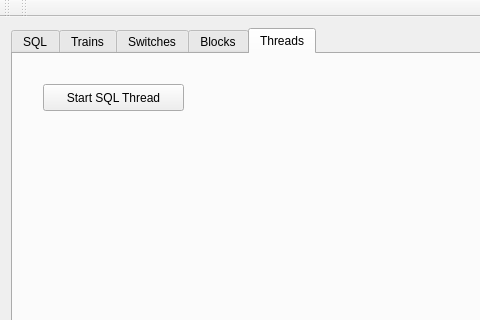
Above: train_rec_sql/mainwindow.ui from ctag/cpe453 before the change; both pictures show x 0 to 480 and y 0 to 320 of the 718 by 481 pixel window. Below: the same form after it.
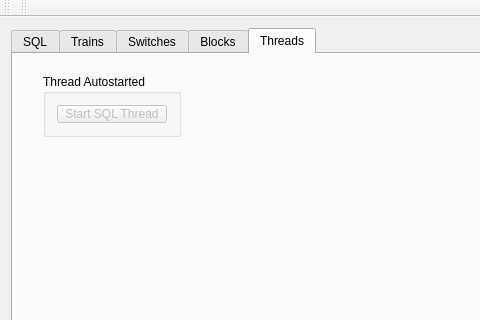
That is the form after the change. The open tabs and pages were chosen to show the change.

Commit message: fixed thread init

```diff
--- a/train_rec_sql/mainwindow.ui
+++ b/train_rec_sql/mainwindow.ui
@@ -562,18 +562,30 @@
        <attribute name="title">
         <string>Threads</string>
        </attribute>
-       <widget class="QPushButton" name="pushButton_thread_beginSQL">
+       <widget class="QGroupBox" name="groupBox">
         <property name="geometry">
          <rect>
           <x>30</x>
-          <y>30</y>
-          <width>141</width>
-          <height>27</height>
+          <y>20</y>
+          <width>138</width>
+          <height>63</height>
          </rect>
         </property>
-        <property name="text">
-         <string>Start SQL Thread</string>
+        <property name="title">
+         <string>Thread Autostarted</string>
         </property>
+        <layout class="QVBoxLayout" name="verticalLayout">
+         <item>
+          <widget class="QPushButton" name="pushButton_thread_beginSQL">
+           <property name="enabled">
+            <bool>false</bool>
+           </property>
+           <property name="text">
+            <string>Start SQL Thread</string>
+           </property>
+          </widget>
+         </item>
+        </layout>
        </widget>
       </widget>
      </widget>
```
Left out of the diff: 14 changed lines with no effect on the pictures. The commit also changes 1 other file.
